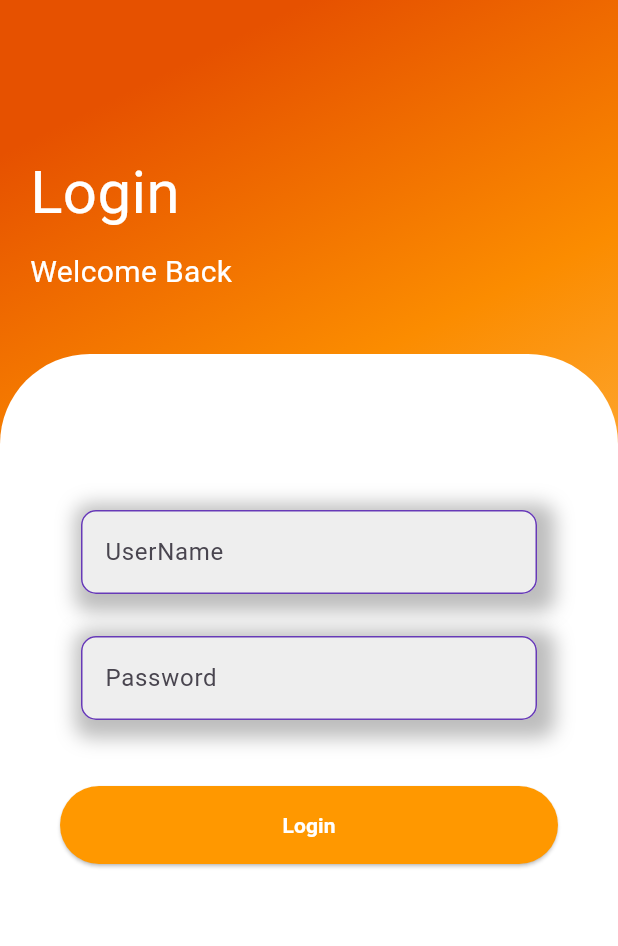
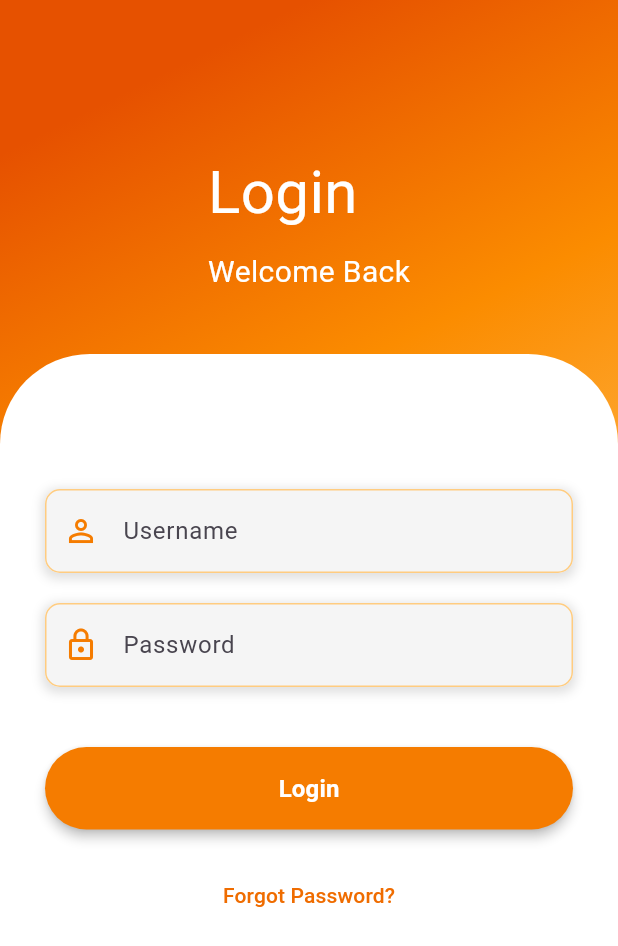
Before and after one commit to xXAlSAlMIXx-cs/PartTwo_SmartTravel, a Flutter app: the screen it shows after launch, after a tap on "Login", on a phone screen of 412 x 824 dp. Shown: the top 946 px of the screen. Run offline on Flutter 3.47's test engine with Material 3 defaults, Android fonts, the phone set to English and light mode, and no system bars.

Commit message:
finihsing code

```diff
--- a/part1_project/lib/loginPage.dart
+++ b/part1_project/lib/loginPage.dart
@@ -1,4 +1,3 @@
-import 'package:flutter/cupertino.dart';
 import 'package:flutter/material.dart';
 
 class LoginPage extends StatelessWidget {
@@ -10,18 +9,20 @@ class LoginPage extends StatelessWidget {
       body: Container(
         width: double.infinity,
         decoration: BoxDecoration(
-            gradient: LinearGradient(begin: Alignment.topCenter, colors: [
+          gradient: LinearGradient(
+            begin: Alignment.topCenter,
+            colors: [
               Colors.orange[900] ?? Colors.deepOrange,
               Colors.orange[600] ?? Colors.orange,
               Colors.orange[300] ?? Colors.orangeAccent
-        ])),
+            ],
+          ),
+        ),
         child: Column(
-          crossAxisAlignment: CrossAxisAlignment.start,
           children: [
-            SizedBox(
-              height: 80,
-            ),
-            Padding(
+            // Header section
+            const SizedBox(height: 80),
+            const Padding(
               padding: EdgeInsets.all(20),
               child: Column(
                 crossAxisAlignment: CrossAxisAlignment.start,
@@ -30,124 +31,84 @@ class LoginPage extends StatelessWidget {
                     "Login",
                     style: TextStyle(color: Colors.white, fontSize: 40),
                   ),
-                  SizedBox(
-                    height: 10,
-                  ),
+                  SizedBox(height: 10),
                   Text(
                     "Welcome Back",
                     style: TextStyle(color: Colors.white, fontSize: 20),
-                  )
+                  ),
                 ],
               ),
             ),
-            SizedBox(
-              height: 20,
-            ),
+            const SizedBox(height: 20),
+
+            // Main content area with white background
             Expanded(
               child: Container(
-                    decoration: BoxDecoration(
+                decoration: const BoxDecoration(
                   color: Colors.white,
                   borderRadius: BorderRadius.only(
                     topLeft: Radius.circular(60),
-                          topRight: Radius.circular(60)),
-                    ),
-                    child: Padding(
-                      padding: const EdgeInsets.fromLTRB(40, 90, 40, 200),
-                      child: Expanded(
-                          child: Container(
-                        child: Form(
-                          child: Column(
-                            mainAxisAlignment: MainAxisAlignment.start,
-                            children: [
-                              Padding(
-                                padding: const EdgeInsets.all(14),
-                                child: Container(
-                                  decoration: BoxDecoration(
-                                      color: Colors.white70,
-                                      borderRadius: BorderRadius.circular(10),
-                                      boxShadow: [
-                                        BoxShadow(
-                                            color: Colors.grey.shade400,
-                                            spreadRadius: 8,
-                                            blurRadius: 10,
-                                            offset: Offset(4, 4))
-                                      ]),
-                                  child: TextFormField(
-                                      decoration: InputDecoration(
-                                    labelText: 'UserName',
-                                    filled: true,
-                                    fillColor: Colors.grey[200],
-                                    // background color like in the image
-                                    enabledBorder: OutlineInputBorder(
-                                      borderRadius: BorderRadius.circular(10),
-                                      // rounded border
-                                      borderSide:
-                                          BorderSide(color: Colors.deepPurple),
-                                    ),
-                                    // border color
-                                    focusedBorder: OutlineInputBorder(
-                                      borderRadius: BorderRadius.circular(30),
-                                      borderSide: BorderSide(
-                                          color: Colors.deepPurple, width: 2),
-                                    ),
-                                  )),
+                    topRight: Radius.circular(60),
                   ),
                 ),
-                              Padding(
-                                padding: const EdgeInsets.all(14),
-                                child: Container(
-                                  decoration: BoxDecoration(
-                                      color: Colors.white70,
-                                      borderRadius: BorderRadius.circular(10),
-                                      boxShadow: [
-                                        BoxShadow(
-                                            color: Colors.grey.shade400,
-                                            spreadRadius: 8,
-                                            blurRadius: 10,
-                                            offset: Offset(4, 4))
-                                      ]),
-                                  child: TextFormField(
-                                      decoration: InputDecoration(
+                child: SingleChildScrollView(
+                  child: Padding(
+                    padding: const EdgeInsets.fromLTRB(30, 60, 30, 30),
+                    child: Column(
+                      children: [
+                        const SizedBox(height: 30),
+
+                        // Username input
+                        buildInputField(
+                          labelText: 'Username',
+                          isPassword: false,
+                        ),
+                        const SizedBox(height: 20),
+
+                        // Password input
+                        buildInputField(
                           labelText: 'Password',
-                                    filled: true,
-                                    fillColor: Colors.grey[200],
-                                    // background color like in the image
-                                    enabledBorder: OutlineInputBorder(
-                                      borderRadius: BorderRadius.circular(10),
-                                      // rounded border
-                                      borderSide:
-                                          BorderSide(color: Colors.deepPurple),
+                          isPassword: true,
                         ),
-                                    // border color)
-                                    focusedBorder: OutlineInputBorder(
-                                      borderRadius: BorderRadius.circular(30),
-                                      borderSide: BorderSide(
-                                          color: Colors.deepPurple, width: 2),
-                                    ),
-                                  )),
-                                ),
-                              ),
-                              SizedBox(height: 30),
+                        const SizedBox(height: 40),
+
+                        // Login button
                         SizedBox(
                           width: double.infinity,
                           child: ElevatedButton(
                             style: ElevatedButton.styleFrom(
-                                    backgroundColor: Colors.orange,
-                                    // Button background color
+                              backgroundColor: Colors.orange[700],
                               foregroundColor: Colors.white,
-                                    // Text (label) color
-                                    padding: EdgeInsets.symmetric(vertical: 16),
-                                    // Optional: makes it taller
+                              padding: const EdgeInsets.symmetric(vertical: 16),
                               shape: RoundedRectangleBorder(
-                                      borderRadius: BorderRadius.circular(
-                                          30), // Optional: rounded corners
+                                borderRadius: BorderRadius.circular(30),
+                              ),
+                              elevation: 3,
+                            ),
+                            onPressed: () {
+                              // Login logic goes here
+                            },
+                            child: const Text(
+                              'Login',
+                              style: TextStyle(
+                                fontWeight: FontWeight.bold,
+                                fontSize: 16,
                               ),
                             ),
-                                  onPressed: () {},
+                          ),
+                        ),
+
+                        // Forgot password link
+                        const SizedBox(height: 20),
+                        TextButton(
+                          onPressed: () {
+                            // Forgot password logic
+                          },
                           child: Text(
-                                    'Login',
-                                    style:
-                                        TextStyle(fontWeight: FontWeight.bold),
+                            'Forgot Password?',
+                            style: TextStyle(
+                              color: Colors.orange[800],
+                              fontWeight: FontWeight.w500,
                             ),
                           ),
                         ),
@@ -155,22 +116,52 @@ class LoginPage extends StatelessWidget {
                     ),
                   ),
                 ),
-
-
               ),
-
-
-                    )
-
             ),
-
-
-
-
-            )
           ],
         ),
       ),
     );
   }
+
+  // Extracted method for input fields to reduce redundancy
+  Widget buildInputField({
+    required String labelText,
+    bool isPassword = false,
+  }) {
+    return Container(
+      decoration: BoxDecoration(
+        color: Colors.white,
+        borderRadius: BorderRadius.circular(10),
+        boxShadow: [
+          BoxShadow(
+            color: Colors.grey.shade300,
+            spreadRadius: 2,
+            blurRadius: 5,
+            offset: const Offset(0, 2),
+          ),
+        ],
+      ),
+      child: TextFormField(
+        obscureText: isPassword,
+        decoration: InputDecoration(
+          labelText: labelText,
+          filled: true,
+          fillColor: Colors.grey[100],
+          prefixIcon: Icon(
+            isPassword ? Icons.lock_outline : Icons.person_outline,
+            color: Colors.orange[700],
+          ),
+          enabledBorder: OutlineInputBorder(
+            borderRadius: BorderRadius.circular(10),
+            borderSide: BorderSide(color: Colors.orange[200]!),
+          ),
+          focusedBorder: OutlineInputBorder(
+            borderRadius: BorderRadius.circular(10),
+            borderSide: BorderSide(color: Colors.orange[700]!, width: 2),
+          ),
+        ),
+      ),
+    );
   }
+}
```
Lines whose indentation alone changed are shown as unchanged.
